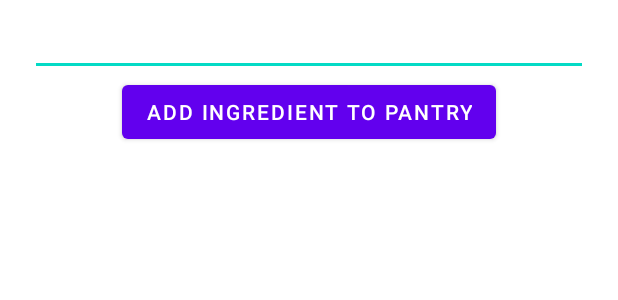
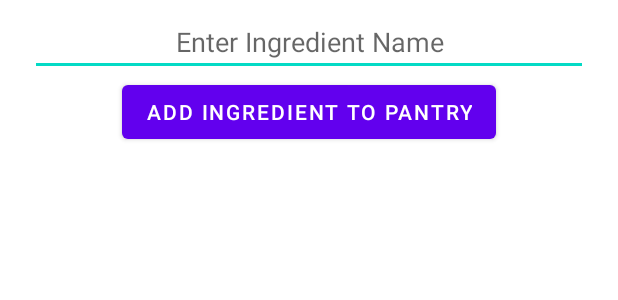
Before and after one commit to curtisung/Food4ThoughtApp, an Android app: the layout fragment_home.xml on its own in the app's theme, with its tools: preview values and no code run, on a phone screen of 412 x 824 dp. Shown: the top 300 px of the screen. Run offline under Robolectric (Android 15) with nearby library versions, the phone set to English and light mode, and no system bars.

Commit message:
set hint in xml file

```diff
--- a/app/src/main/java/com/example/foodapp/ui/home/HomeFragment.java
+++ b/app/src/main/java/com/example/foodapp/ui/home/HomeFragment.java
@@ -50,7 +50,6 @@ public class HomeFragment extends Fragment {
 
         final Button btn = root.findViewById(R.id.pantryAddBtn);
         EditText e = (EditText) root.findViewById(R.id.pantryItemText);
-        e.setHint("Enter Ingredient Name");
 
         btn.setOnClickListener(new View.OnClickListener() {
             @Override
--- a/app/src/main/res/layout/fragment_home.xml
+++ b/app/src/main/res/layout/fragment_home.xml
@@ -34,6 +34,7 @@
         android:ems="10"
         android:inputType="textPersonName"
         android:gravity="center"
+        android:hint="@string/pantryEditText"
         app:layout_constraintEnd_toEndOf="parent"
         app:layout_constraintStart_toStartOf="parent"
         app:layout_constraintTop_toTopOf="parent" />
```
